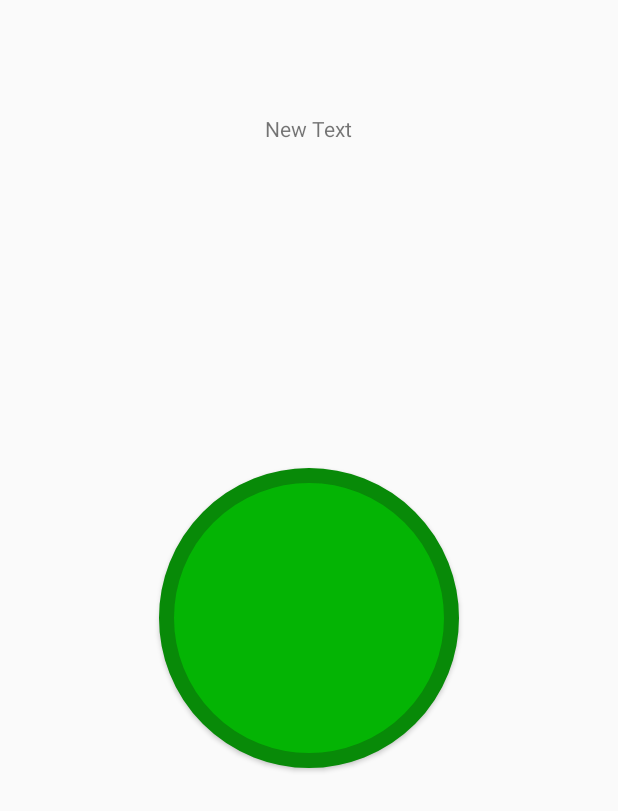
After one commit to ryfterek/Roboterapia-, an Android app: the layout activity_needHelp.xml on its own in the app's theme, with its tools: preview values and no code run, on a phone screen of 412 x 824 dp. The commit adds this screen. Shown: the top 811 px of the screen. Run offline under Robolectric (Android 15) with nearby library versions, the phone set to English and light mode, and no system bars.

Commit message:
Some minor adjustments

```diff
--- a/app/build.gradle
+++ b/app/build.gradle
@@ -25,6 +25,6 @@ dependencies {
     compile 'com.android.support:appcompat-v7:23.4.0'
     compile 'com.android.support:design:23.4.0'
     compile 'com.android.support:support-v4:23.4.0'
-    compile files('D:/Android_Studio_Projects/PBL_7/libs/mqttv3.jar')
-    compile files('D:/Android_Studio_Projects/PBL_7/libs/PahoAndroidService.jar')
+    compile files('C:/Users/Santiago/AndroidStudioProjects/PBL_7/libs/mqttv3.jar')
+    compile files('C:/Users/Santiago/AndroidStudioProjects/PBL_7/libs/PahoAndroidService.jar')
 }
--- a/app/src/main/java/pbl7roboterapia/pbl7/AppService.java
+++ b/app/src/main/java/pbl7roboterapia/pbl7/AppService.java
@@ -255,8 +255,7 @@ public class AppService extends Service {
         }
     }
 
-    public void callHelp() {
-        String payload = "the payload";
+    public void callHelp(String payload) {
         try {
             MqttMessage message = new MqttMessage(payload.getBytes("UTF-8"));
             client.publish(TOPIC, message);
--- a/app/src/main/java/pbl7roboterapia/pbl7/IdleActivity.java
+++ b/app/src/main/java/pbl7roboterapia/pbl7/IdleActivity.java
@@ -117,7 +117,9 @@ public class IdleActivity extends AppCompatActivity {
 
     /** Cycling to the next state, i.e. alarm */
     public void Cycle (View view){
-        mservice.callHelp();
+        String payload = "the payload";
+
+        mservice.callHelp(payload);
         Intent intent = new Intent(this, AlarmActivity.class);
         startActivity(intent);
         finish();
--- /dev/null
+++ b/app/src/main/res/drawable/needhelproundbutton.xml
@@ -0,0 +1,10 @@
+<?xml version="1.0" encoding="utf-8"?>
+<selector xmlns:android="http://schemas.android.com/apk/res/android">
+    <item>
+        <shape android:shape="oval">
+            <stroke android:color="#088A08" android:width="10dp" />
+            <solid android:color="#04B404"/>
+            <size android:width="200dp" android:height="200dp"/>
+        </shape>
+    </item>
+</selector>
--- /dev/null
+++ b/app/src/main/res/layout/activity_needHelp.xml
@@ -0,0 +1,31 @@
+<?xml version="1.0" encoding="utf-8"?>
+<RelativeLayout xmlns:android="http://schemas.android.com/apk/res/android"
+    xmlns:tools="http://schemas.android.com/tools"
+    style="@style/NeedHelp"
+    android:layout_width="match_parent"
+    android:layout_height="match_parent"
+    android:paddingBottom="@dimen/activity_vertical_margin"
+    android:paddingLeft="@dimen/activity_horizontal_margin"
+    android:paddingRight="@dimen/activity_horizontal_margin"
+    android:paddingTop="@dimen/activity_vertical_margin"
+    tools:context="pbl7roboterapia.pbl7.AlarmActivity">
+
+    <Button
+        android:background = "@drawable/needhelproundbutton"
+        android:layout_width="wrap_content"
+        android:layout_height="wrap_content"
+        android:layout_centerVertical="true"
+        android:layout_centerHorizontal="true"
+        android:onClick="Cycle"/>
+
+    <TextView
+        android:layout_width="wrap_content"
+        android:layout_height="wrap_content"
+        android:text="New Text"
+        android:id="@+id/alarmText"
+        android:layout_alignParentTop="true"
+        android:layout_centerHorizontal="true"
+        android:layout_marginTop="60dp"
+        android:textAlignment="center" />
+
+</RelativeLayout>
--- a/app/src/main/res/values/colors.xml
+++ b/app/src/main/res/values/colors.xml
@@ -12,6 +12,10 @@
     <color name="alarmPrimaryDark">#FFA000</color>
     <color name="alarmAccent">#2196F3</color>
 
+    <color name="needHelpPrimary">#FF0000</color>
+    <color name="needHelpPrimaryDark">#B40404</color>
+    <color name="needHelpAccent">#04B404</color>
+
     <color name="black_overlay">#66000000</color>
     <color name="black">#000000</color>
 </resources>
--- a/app/src/main/res/values/styles.xml
+++ b/app/src/main/res/values/styles.xml
@@ -32,6 +32,12 @@
         <item name="colorAccent">@color/alarmAccent</item>
     </style>
 
+    <style name="NeedHelp" parent="AppTheme">
+        <item name="colorPrimary">@color/needHelpPrimary</item>
+        <item name="colorPrimaryDark">@color/needHelpPrimaryDark</item>
+        <item name="colorAccent">@color/needHelpAccent</item>
+    </style>
+
     <style name="AppTheme.NoActionBar">
         <item name="windowActionBar">false</item>
         <item name="windowNoTitle">true</item>
```
